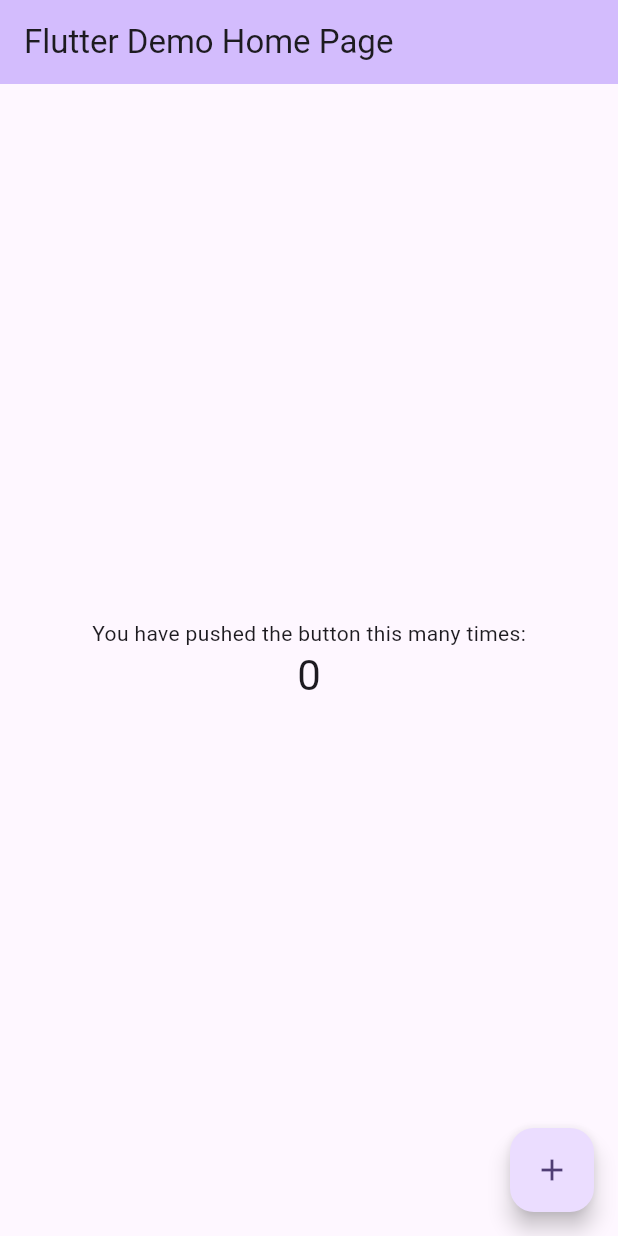
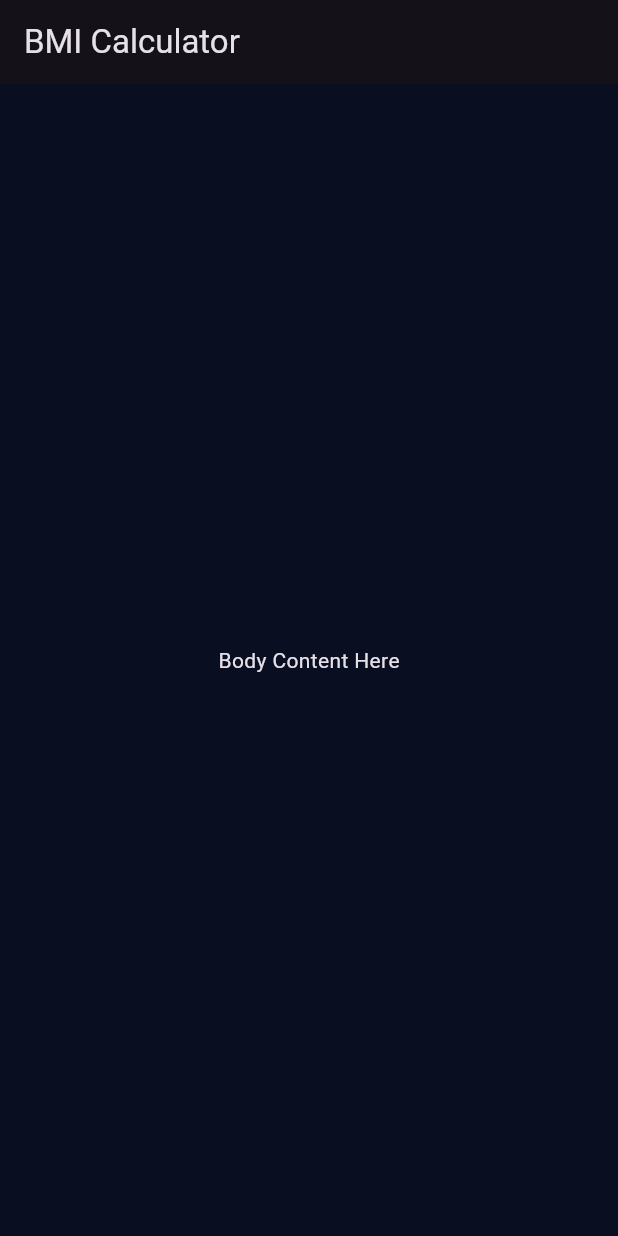
Before and after one commit to TechSavvyNaz/bmi_calculator, a Flutter app: the screen it shows after launch, on a phone screen of 412 x 824 dp. Run offline on Flutter 3.47's test engine with Material 3 defaults, Android fonts, the phone set to English and light mode, and no system bars.

Commit message:
separate main and add new file inputpage.dart  for handling and funtioning properly
video in which the code implementation starts

```diff
--- /dev/null
+++ b/lib/input_page.dart
@@ -0,0 +1,22 @@
+import 'package:flutter/material.dart';
+
+class InputPage extends StatefulWidget {
+  const InputPage({super.key});
+
+  @override
+  _InputPageState createState() => _InputPageState();
+}
+
+class _InputPageState extends State<InputPage> {
+  @override
+  Widget build(BuildContext context) {
+    return Scaffold(
+      appBar: AppBar(
+        title: const Text('BMI Calculator'),
+      ),
+      body: const Center(
+        child: Text('Body Content Here'),
+      ),
+    );
+  }
+}
--- a/lib/main.dart
+++ b/lib/main.dart
@@ -1,125 +1,22 @@
 import 'package:flutter/material.dart';
+import 'input_page.dart';
 
 void main() {
-  runApp(const MyApp());
+  runApp(const BMICalculator());
 }
 
-class MyApp extends StatelessWidget {
-  const MyApp({super.key});
+class BMICalculator extends StatelessWidget {
+  const BMICalculator({super.key});
 
-  // This widget is the root of your application.
   @override
   Widget build(BuildContext context) {
     return MaterialApp(
-      title: 'Flutter Demo',
-      theme: ThemeData(
-        // This is the theme of your application.
-        //
-        // TRY THIS: Try running your application with "flutter run". You'll see
-        // the application has a purple toolbar. Then, without quitting the app,
-        // try changing the seedColor in the colorScheme below to Colors.green
-        // and then invoke "hot reload" (save your changes or press the "hot
-        // reload" button in a Flutter-supported IDE, or press "r" if you used
-        // the command line to start the app).
-        //
-        // Notice that the counter didn't reset back to zero; the application
-        // state is not lost during the reload. To reset the state, use hot
-        // restart instead.
-        //
-        // This works for code too, not just values: Most code changes can be
-        // tested with just a hot reload.
-        colorScheme: ColorScheme.fromSeed(seedColor: Colors.deepPurple),
-        useMaterial3: true,
+      title: 'BMI Calculator',
+      theme: ThemeData.dark().copyWith(
+        primaryColor: const Color(0xFF0A0E21),
+        scaffoldBackgroundColor: const Color(0xFF0A0E21),
       ),
-      home: const MyHomePage(title: 'Flutter Demo Home Page'),
+      home: const InputPage(),
     );
   }
 }
-
-class MyHomePage extends StatefulWidget {
-  const MyHomePage({super.key, required this.title});
-
-  // This widget is the home page of your application. It is stateful, meaning
-  // that it has a State object (defined below) that contains fields that affect
-  // how it looks.
-
-  // This class is the configuration for the state. It holds the values (in this
-  // case the title) provided by the parent (in this case the App widget) and
-  // used by the build method of the State. Fields in a Widget subclass are
-  // always marked "final".
-
-  final String title;
-
-  @override
-  State<MyHomePage> createState() => _MyHomePageState();
-}
-
-class _MyHomePageState extends State<MyHomePage> {
-  int _counter = 0;
-
-  void _incrementCounter() {
-    setState(() {
-      // This call to setState tells the Flutter framework that something has
-      // changed in this State, which causes it to rerun the build method below
-      // so that the display can reflect the updated values. If we changed
-      // _counter without calling setState(), then the build method would not be
-      // called again, and so nothing would appear to happen.
-      _counter++;
-    });
-  }
-
-  @override
-  Widget build(BuildContext context) {
-    // This method is rerun every time setState is called, for instance as done
-    // by the _incrementCounter method above.
-    //
-    // The Flutter framework has been optimized to make rerunning build methods
-    // fast, so that you can just rebuild anything that needs updating rather
-    // than having to individually change instances of widgets.
-    return Scaffold(
-      appBar: AppBar(
-        // TRY THIS: Try changing the color here to a specific color (to
-        // Colors.amber, perhaps?) and trigger a hot reload to see the AppBar
-        // change color while the other colors stay the same.
-        backgroundColor: Theme.of(context).colorScheme.inversePrimary,
-        // Here we take the value from the MyHomePage object that was created by
-        // the App.build method, and use it to set our appbar title.
-        title: Text(widget.title),
-      ),
-      body: Center(
-        // Center is a layout widget. It takes a single child and positions it
-        // in the middle of the parent.
-        child: Column(
-          // Column is also a layout widget. It takes a list of children and
-          // arranges them vertically. By default, it sizes itself to fit its
-          // children horizontally, and tries to be as tall as its parent.
-          //
-          // Column has various properties to control how it sizes itself and
-          // how it positions its children. Here we use mainAxisAlignment to
-          // center the children vertically; the main axis here is the vertical
-          // axis because Columns are vertical (the cross axis would be
-          // horizontal).
-          //
-          // TRY THIS: Invoke "debug painting" (choose the "Toggle Debug Paint"
-          // action in the IDE, or press "p" in the console), to see the
-          // wireframe for each widget.
-          mainAxisAlignment: MainAxisAlignment.center,
-          children: <Widget>[
-            const Text(
-              'You have pushed the button this many times:',
-            ),
-            Text(
-              '$_counter',
-              style: Theme.of(context).textTheme.headlineMedium,
-            ),
-          ],
-        ),
-      ),
-      floatingActionButton: FloatingActionButton(
-        onPressed: _incrementCounter,
-        tooltip: 'Increment',
-        child: const Icon(Icons.add),
-      ), // This trailing comma makes auto-formatting nicer for build methods.
-    );
-  }
-}
```
Also changed, not shown: 1 other file.
